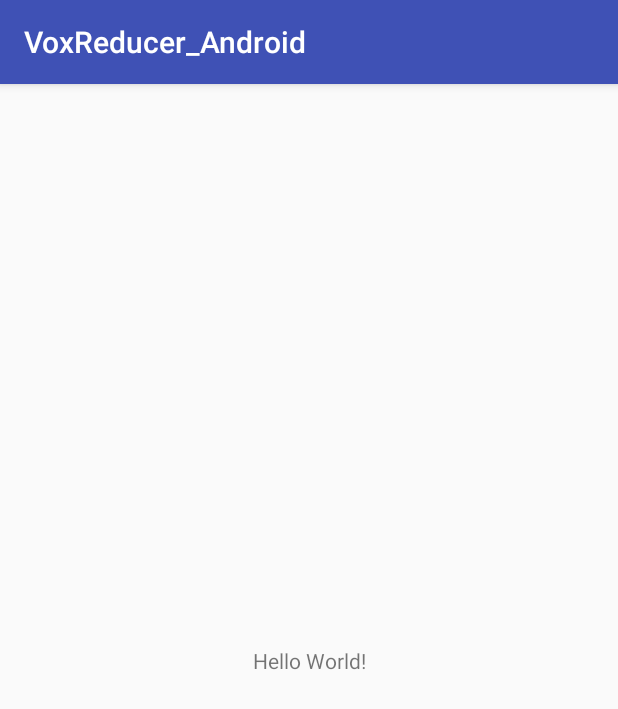
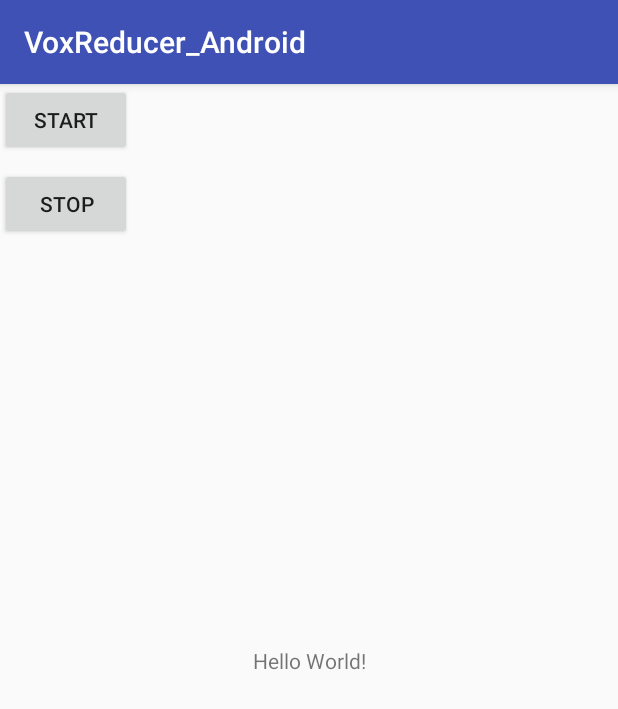
Before and after one commit to billsea/vox_reducer_android, an Android app: the screen it shows after launch (MainActivity), on a phone screen of 412 x 824 dp. Shown: the top 709 px of the screen. Run offline under Robolectric (Android 15) with nearby library versions, the phone set to English and light mode, and no system bars; 7 statements that could not run were skipped.

Commit message:
Add start and stop buttons

```diff
--- a/app/src/main/java/com/example/android/voxreducer_android/MainActivity.java
+++ b/app/src/main/java/com/example/android/voxreducer_android/MainActivity.java
@@ -5,6 +5,8 @@ import android.os.Build;
 import android.support.v7.app.AppCompatActivity;
 import android.os.Bundle;
 import android.util.Log;
+import android.view.View;
+import android.widget.Button;
 import android.widget.Filter;
 import android.widget.TextView;
 import android.content.res.AssetManager;
@@ -51,13 +53,28 @@ public class MainActivity extends AppCompatActivity {
             String wav = "hostile_long.wav";
             boolean created = createAssetAudioPlayer(assetManager, wav);
 
-            //play audio
             setPlayingAssetAudioPlayer(true);
         }
 
         // Example of a call to a native method
         TextView tv = (TextView) findViewById(R.id.sample_text);
         tv.setText(stringFromJNI());
+
+        ((Button) findViewById(R.id.start_button)).setOnClickListener(new View.OnClickListener() {
+            boolean created = false;
+            public void onClick(View view) {
+                //play audio
+                setPlayingAssetAudioPlayer(true);
+            }
+        });
+
+        ((Button) findViewById(R.id.stop_button)).setOnClickListener(new View.OnClickListener() {
+            boolean created = false;
+            public void onClick(View view) {
+                //play audio
+                setPlayingAssetAudioPlayer(false);
+            }
+        });
 
     }
 
--- a/app/src/main/res/layout/activity_main.xml
+++ b/app/src/main/res/layout/activity_main.xml
@@ -16,4 +16,21 @@
         app:layout_constraintRight_toRightOf="parent"
         app:layout_constraintTop_toTopOf="parent" />
 
+    <Button
+        android:id="@+id/start_button"
+        android:layout_width="wrap_content"
+        android:layout_height="wrap_content"
+        android:text="Start"
+        tools:layout_editor_absoluteX="73dp"
+        tools:layout_editor_absoluteY="33dp" />
+
+    <Button
+        android:id="@+id/stop_button"
+        android:layout_width="wrap_content"
+        android:layout_height="wrap_content"
+        android:text="Stop"
+        tools:layout_editor_absoluteX="73dp"
+        android:layout_marginTop="8dp"
+        app:layout_constraintTop_toBottomOf="@+id/start_button" />
+
 </android.support.constraint.ConstraintLayout>
```
